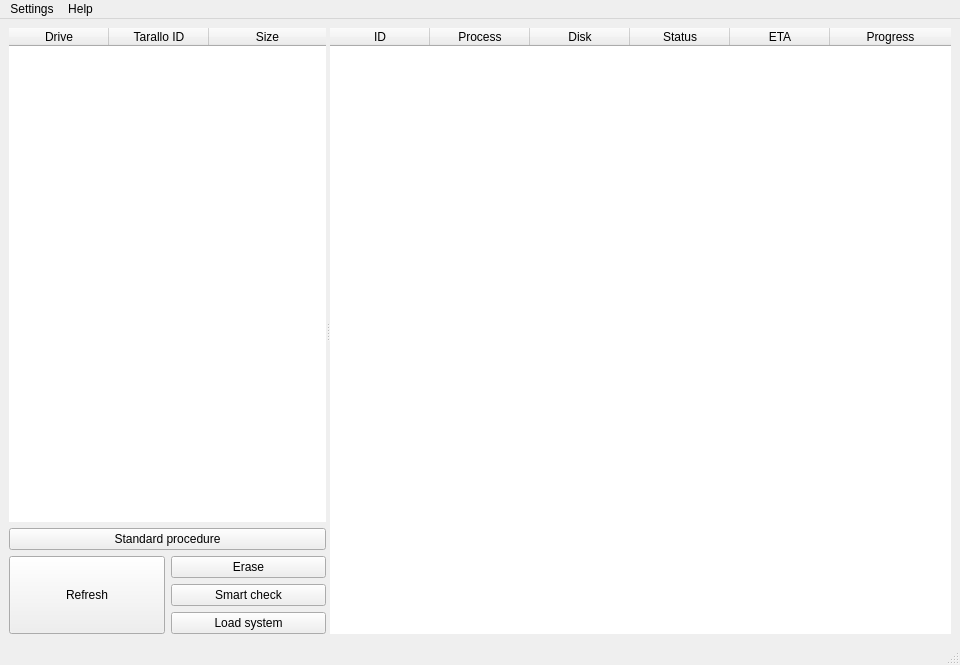
Before: the Qt Designer form assets/qt/PinoloMainWindow.ui in WEEE-Open/pesto, drawn with Qt 5.
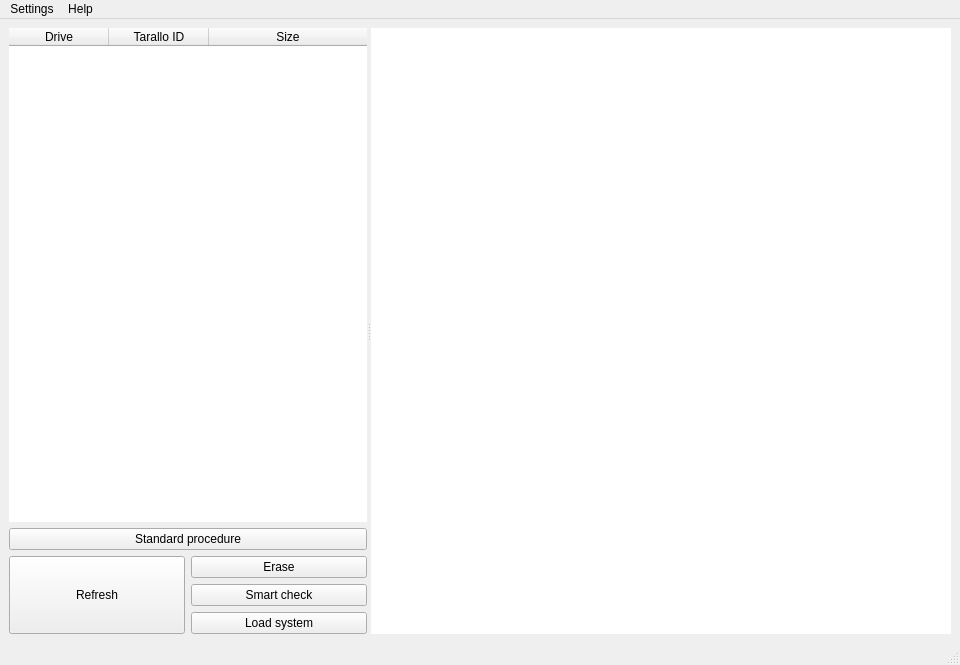
After: the same form once the commit is applied. Icons and pictures are not drawn.

Commit message: Changed queue table from qtablewidget to qtableview and added related classes

Diff of the .ui file:
```diff
--- a/assets/qt/PinoloMainWindow.ui
+++ b/assets/qt/PinoloMainWindow.ui
@@ -64,9 +64,6 @@
           <property name="contextMenuPolicy">
            <enum>Qt::ActionsContextMenu</enum>
           </property>
-          <property name="styleSheet">
-           <string notr="true"/>
-          </property>
           <property name="frameShape">
            <enum>QFrame::NoFrame</enum>
           </property>
@@ -266,7 +263,7 @@
         </item>
        </layout>
       </widget>
-      <widget class="QTableWidget" name="queueTable">
+      <widget class="QTableView" name="queueTable">
        <property name="minimumSize">
         <size>
          <width>580</width>
@@ -316,56 +313,17 @@
         <enum>Qt::NoPen</enum>
        </property>
        <property name="sortingEnabled">
-        <bool>true</bool>
+        <bool>false</bool>
        </property>
        <property name="cornerButtonEnabled">
         <bool>true</bool>
        </property>
-       <property name="columnCount">
-        <number>6</number>
-       </property>
-       <attribute name="horizontalHeaderShowSortIndicator" stdset="0">
-        <bool>true</bool>
-       </attribute>
        <attribute name="horizontalHeaderStretchLastSection">
         <bool>true</bool>
        </attribute>
        <attribute name="verticalHeaderVisible">
         <bool>false</bool>
        </attribute>
-       <attribute name="verticalHeaderStretchLastSection">
-        <bool>false</bool>
-       </attribute>
-       <column>
-        <property name="text">
-         <string>ID</string>
-        </property>
-       </column>
-       <column>
-        <property name="text">
-         <string>Process</string>
-        </property>
-       </column>
-       <column>
-        <property name="text">
-         <string>Disk</string>
-        </property>
-       </column>
-       <column>
-        <property name="text">
-         <string>Status</string>
-        </property>
-       </column>
-       <column>
-        <property name="text">
-         <string>ETA</string>
-        </property>
-       </column>
-       <column>
-        <property name="text">
-         <string>Progress</string>
-        </property>
-       </column>
       </widget>
      </widget>
     </item>
```
Left out of the diff: 3 changed lines with no effect on the pictures. The commit also changes 2 other files.
